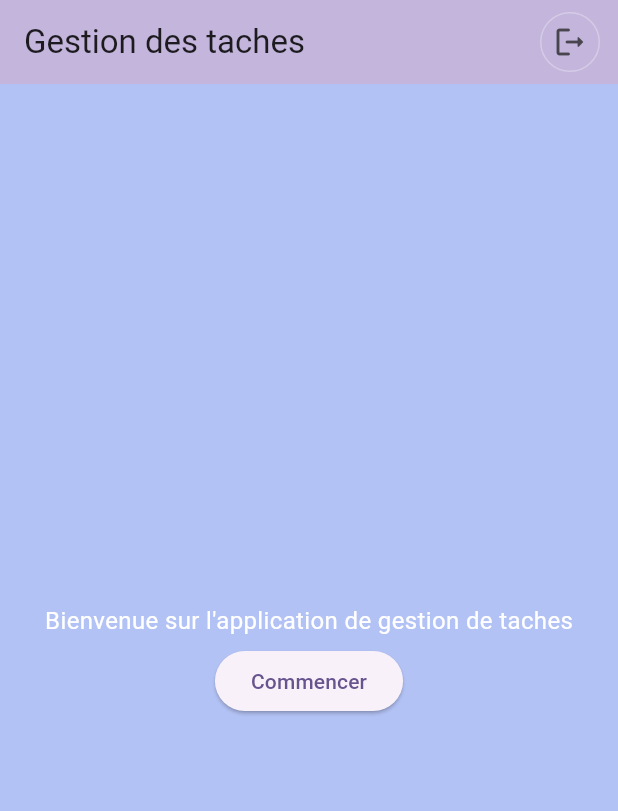
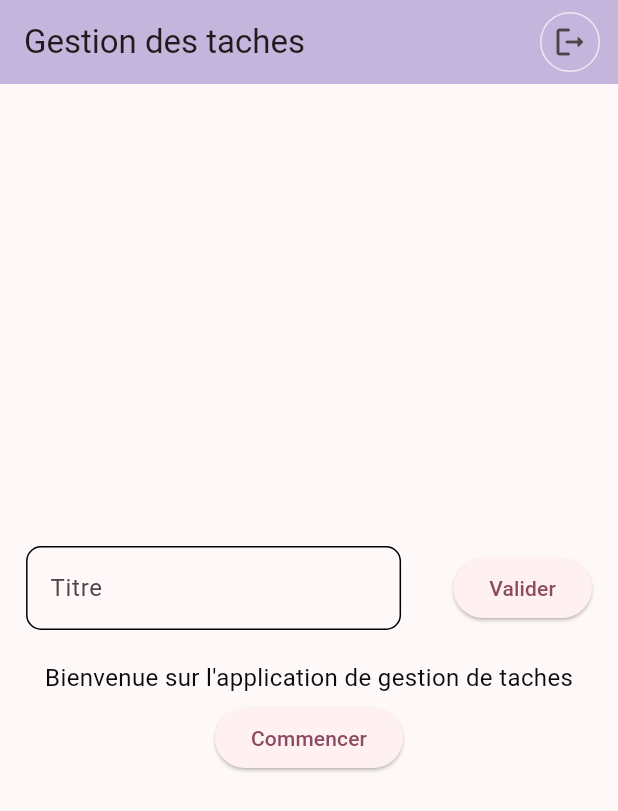
Before and after one commit to Elmane091203/task_manager, a Flutter app: the screen it shows after launch, after a tap on "Connexion", on a phone screen of 412 x 824 dp. Shown: the top 811 px of the screen. Run offline on Flutter 3.47's test engine with Material 3 defaults, Android fonts, the phone set to English and light mode, and no system bars; Roboto replaces fonts that are missing (Times New Roman).

Commit message:
ajout derniere tache

```diff
--- a/lib/acceuil.dart
+++ b/lib/acceuil.dart
@@ -1,14 +1,31 @@
+import 'dart:ui';
+
 import 'package:flutter/material.dart';
 import 'package:task_manager/app_routes.dart';
 
-class Acceuil extends StatelessWidget {
+class Acceuil extends StatefulWidget {
   Acceuil({super.key});
 
+  String text = "";
+  @override
+  State<Acceuil> createState() => _AcceuilState();
+}
+
+class _AcceuilState extends State<Acceuil> {
   @override
   Widget build(BuildContext context) {
+    // final TextEditingController controllerText = TextEditingController();
+
+    void change(String value) {
+      setState(() {
+        widget.text = value;
+        print("Valeur saisie :" + value);
+      });
+    }
+
     return Scaffold(
       appBar: AppBar(
-        title: const Text("Gestion des taches"),
+        title: Text(widget.text == "" ? "Gestion des taches" : widget.text),
         elevation: 0,
         backgroundColor: Theme.of(context).secondaryHeaderColor,
         actions: [
@@ -17,7 +34,7 @@ class Acceuil extends StatelessWidget {
             child: DecoratedBox(
               decoration: BoxDecoration(
                 shape: BoxShape.circle,
-                border: Border.all(color: Colors.white30),
+                border: Border.all(color: Colors.white70),
               ),
               child: IconButton(
                 onPressed: () {
@@ -30,11 +47,39 @@ class Acceuil extends StatelessWidget {
         ],
         automaticallyImplyLeading: false,
       ),
-      backgroundColor: Theme.of(context).primaryColor,
+      // backgroundColor: Theme.of(context).primaryColorDark,
       body: Center(
         child: Column(
           mainAxisAlignment: MainAxisAlignment.center,
           children: [
+            Row(
+              mainAxisAlignment: MainAxisAlignment.spaceAround,
+              children: [
+                SizedBox(
+                  width: 250,
+                  child: TextField(
+                    decoration: InputDecoration(
+                      labelText: "Titre",
+                      fillColor: Colors.white,
+                      border: OutlineInputBorder(
+                        borderRadius: BorderRadius.circular(10),
+                      ),
+                      enabledBorder: OutlineInputBorder(
+                        borderRadius: BorderRadius.circular(10),
+                      ),
+                    ),
+                    onChanged: (value) {
+                      change(value);
+                    },
+                  ),
+                ),
+                ElevatedButton(
+                  onPressed: () {},
+                  child: Text("Valider"),
+                )
+              ],
+            ),
+            const SizedBox(height: 20),
             Text(
               "Bienvenue sur l'application de gestion de taches",
               style: Theme.of(context).textTheme.bodyMedium,
--- a/lib/login.dart
+++ b/lib/login.dart
@@ -1,3 +1,4 @@
+import 'package:flutter/gestures.dart';
 import 'package:flutter/material.dart';
 import 'package:task_manager/app_routes.dart';
 
@@ -27,8 +28,8 @@ class _LoginState extends State<Login> {
         key: _formKey,
         child: SingleChildScrollView(
           padding: const EdgeInsets.all(30.0),
-          child: Center(
           child: Column(
+            mainAxisAlignment: MainAxisAlignment.center,
             children: [
               const SizedBox(height: 150),
               Text(
@@ -121,7 +122,6 @@ class _LoginState extends State<Login> {
           ),
         ),
       ),
-      ),
     );
   }
 
--- a/lib/main.dart
+++ b/lib/main.dart
@@ -15,13 +15,13 @@ class MyApp extends StatelessWidget {
       title: 'Gestion de tache',
       theme: ThemeData(
         colorScheme: ColorScheme.fromSeed(
-            seedColor: const Color.fromARGB(255, 195, 181, 219)),
+            seedColor: const Color.fromARGB(255, 0, 0, 0)),
         useMaterial3: true,
-        primaryColor: Color.fromARGB(136, 112, 141, 236),
-        secondaryHeaderColor: Color.fromARGB(255, 195, 181, 219),
+        primaryColor: const Color.fromARGB(136, 112, 141, 236),
+        secondaryHeaderColor: const Color.fromARGB(255, 195, 181, 219),
         textTheme: const TextTheme(
           bodyMedium: TextStyle(
-            color: Colors.white,
+            color: Color.fromARGB(255, 10, 10, 10),
             fontSize: 16,
             fontWeight: FontWeight.normal,
             fontFamily: "Times New Roman",
```
Lines whose indentation alone changed are shown as unchanged.
